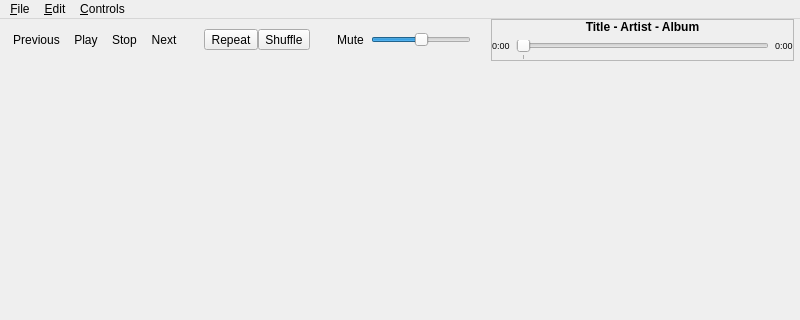
Qt form Form/TMediaPlayer.ui (isuhao/TMediaPlayer) before a commit; both pictures show x 0 to 800 and y 0 to 320 of the 800 by 600 pixel window.
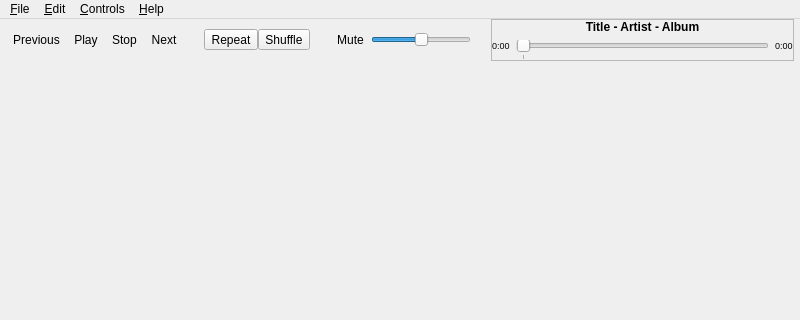
The same form after that commit. Icons and pictures are not drawn.

The edit to the form file:
```diff
--- a/Form/TMediaPlayer.ui
+++ b/Form/TMediaPlayer.ui
@@ -369,9 +369,16 @@
     <addaction name="separator"/>
     <addaction name="actionRepeat"/>
    </widget>
+   <widget class="QMenu" name="menuHelp">
+    <property name="title">
+     <string>&amp;Help</string>
+    </property>
+    <addaction name="actionAboutQt"/>
+   </widget>
    <addaction name="menu_Fichier"/>
    <addaction name="menuEdit"/>
    <addaction name="menuControls"/>
+   <addaction name="menuHelp"/>
   </widget>
   <widget class="QStatusBar" name="statusbar"/>
   <action name="actionAddFiles">
```
Left out of the diff: 5 changed lines with no effect on the pictures.
